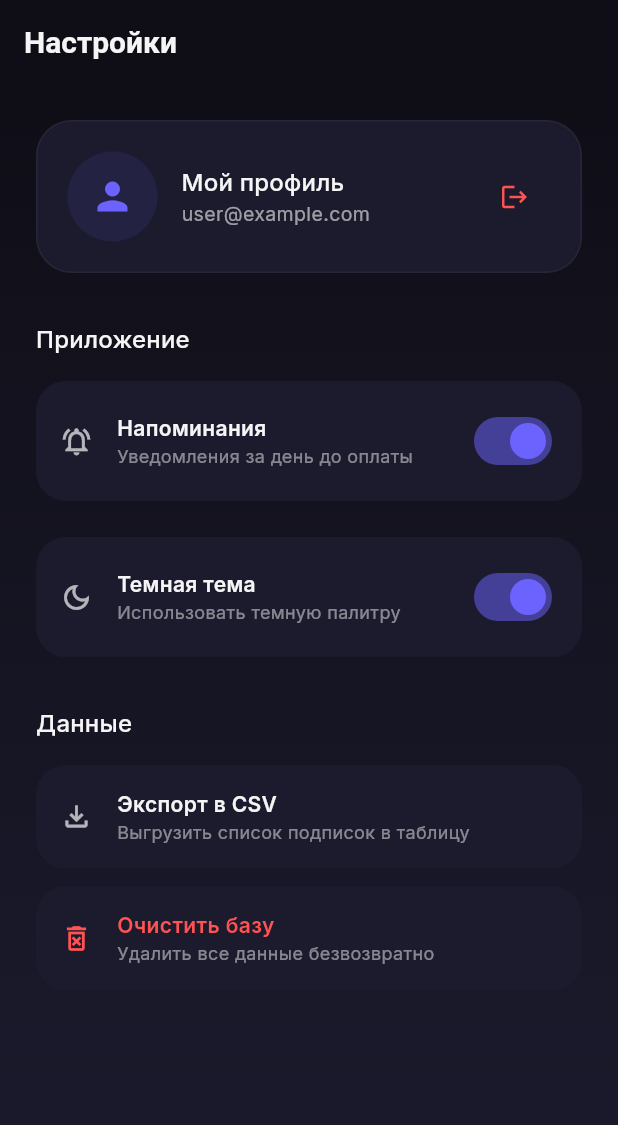
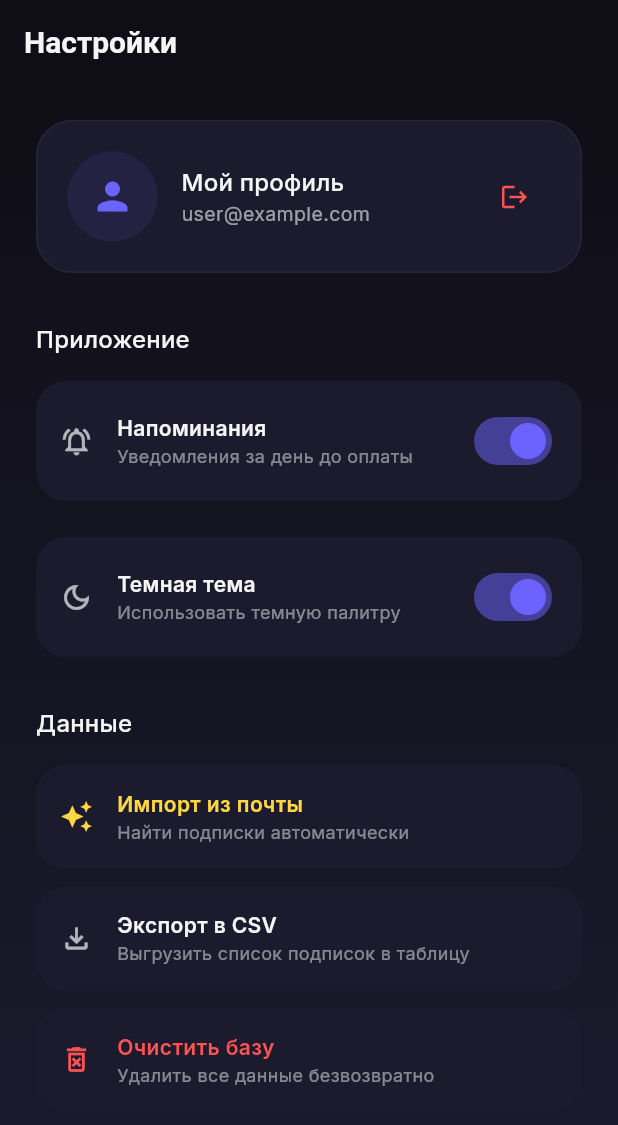
Before and after one commit to sailybay/subscription_manager_app, a Flutter app: the SettingsScreen screen opened by its route, after a tap on "Экспорт в CSV", on a phone screen of 412 x 824 dp. Shown: the top 1125 px of the screen. Run offline on Flutter 3.47's test engine with Material 3 defaults, Android fonts, the phone set to English and light mode, and no system bars; our stand-ins replace drift, equatable, fl_chart, flutter_bloc, flutter_local_notifications, get_it and 5 more; accounts and stored records are empty; generated files the repository leaves out were written again.

Commit message:
feat: implement settings screen with data export, email import navigation, and utility helpers

```diff
--- a/lib/presentation/screens/settings/settings_screen.dart
+++ b/lib/presentation/screens/settings/settings_screen.dart
@@ -1,6 +1,11 @@
+import 'dart:io';
 import 'package:flutter/material.dart';
+import 'package:flutter/services.dart';
 import 'package:flutter_bloc/flutter_bloc.dart';
 import 'package:go_router/go_router.dart';
+import 'package:path_provider/path_provider.dart';
+import 'package:share_plus/share_plus.dart';
+import 'package:path/path.dart' as p;
 import '../../../core/theme/app_theme.dart';
 import '../../../core/extensions/context_extensions.dart';
 import '../../../core/utils/app_utils.dart';
@@ -126,6 +131,15 @@ class _SettingsScreenState extends State<SettingsScreen> {
                 const SizedBox(height: 16),
 
                 _buildSettingTile(
+                  icon: Icons.auto_awesome,
+                  title: 'Импорт из почты',
+                  subtitle: 'Найти подписки автоматически',
+                  titleColor: Colors.amberAccent,
+                  onTap: () => context.push(AppRoutes.importOnboarding),
+                ),
+                const SizedBox(height: 12),
+
+                _buildSettingTile(
                   icon: Icons.file_download_outlined,
                   title: 'Экспорт в CSV',
                   subtitle: 'Выгрузить список подписок в таблицу',
@@ -155,6 +169,7 @@ class _SettingsScreenState extends State<SettingsScreen> {
     Widget? trailing,
     VoidCallback? onTap,
     Color? titleColor,
+    Color? iconColor,
   }) {
     return InkWell(
       onTap: onTap,
@@ -195,13 +210,55 @@ class _SettingsScreenState extends State<SettingsScreen> {
     );
   }
 
-  void _exportData(BuildContext context) {
+  Future<void> _exportData(BuildContext context) async {
     final subState = context.read<SubscriptionBloc>().state;
     if (subState is SubscriptionLoaded) {
+      if (subState.allSubscriptions.isEmpty) {
+        AppUtils.showSnackBar(context, 'Нет данных для экспорта',
+            isError: true);
+        return;
+      }
+
       final csv = AppUtils.generateSubscriptionCsv(subState.allSubscriptions);
-      debugPrint('Generated CSV:\n$csv');
-      AppUtils.showSnackBar(context, 'Данные экспортированы в консоль');
+
+      try {
+        Directory? directory;
+        if (Platform.isWindows) {
+          directory = await getApplicationDocumentsDirectory();
+        } else {
+          directory = await getTemporaryDirectory();
+        }
+
+        final fileName =
+            'subscriptions_export_${DateTime.now().millisecondsSinceEpoch}.csv';
+        final filePath = p.join(directory.path, fileName);
+
+        final file = File(filePath);
+        await file.writeAsString(csv);
+
+        if (!context.mounted) return;
+
+        try {
+          await Share.shareXFiles(
+            [XFile(filePath)],
+            subject: 'Экспорт подписок',
+          );
+        } catch (e) {
+          if (!context.mounted) return;
+          _fallbackToClipboard(
+              context, csv, 'Ошибка плагина. Текст скопирован в буфер.');
+        }
+      } catch (e) {
+        if (!context.mounted) return;
+        _fallbackToClipboard(
+            context, csv, 'Ошибка сохранения. Текст скопирован в буфер.');
+      }
     }
+  }
+
+  void _fallbackToClipboard(BuildContext context, String data, String message) {
+    Clipboard.setData(ClipboardData(text: data));
+    AppUtils.showSnackBar(context, message);
   }
 
   void _confirmClearData(BuildContext context) {
```
Also changed, not shown: lib/core/utils/app_utils.dart (+7 -10 lines), lib/data/services/email_import_service.dart (+25 -2 lines).
